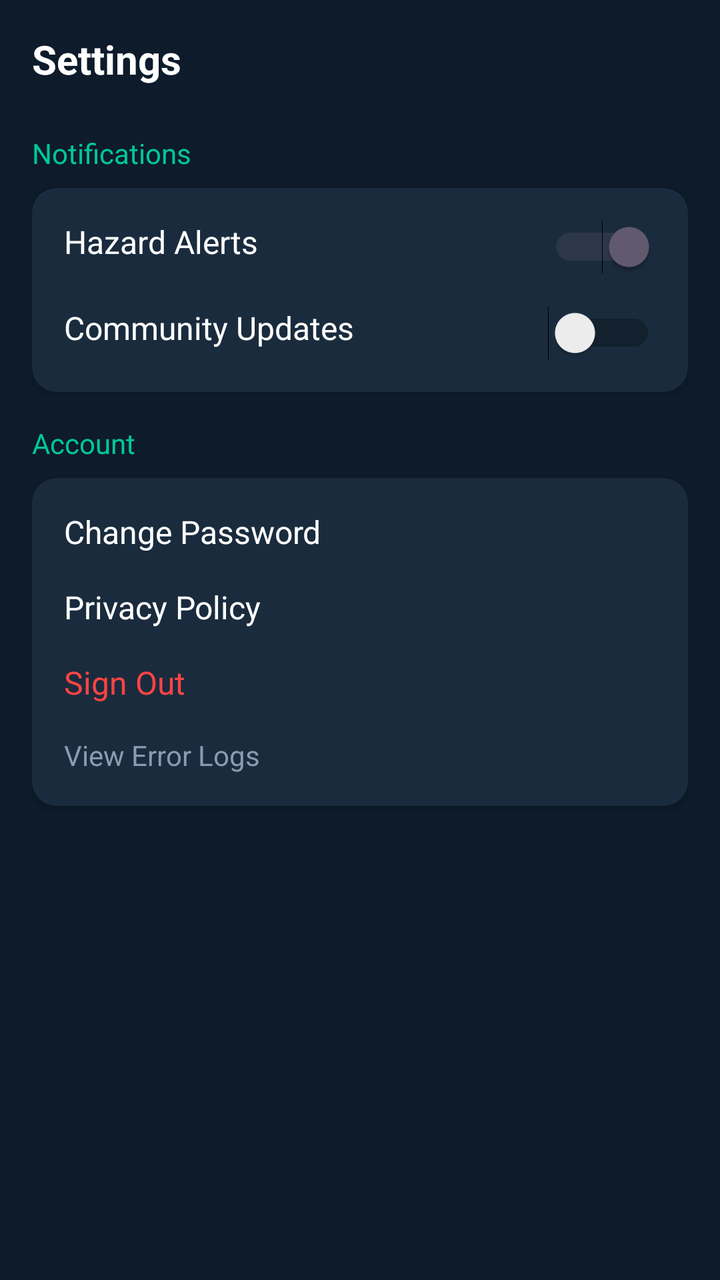
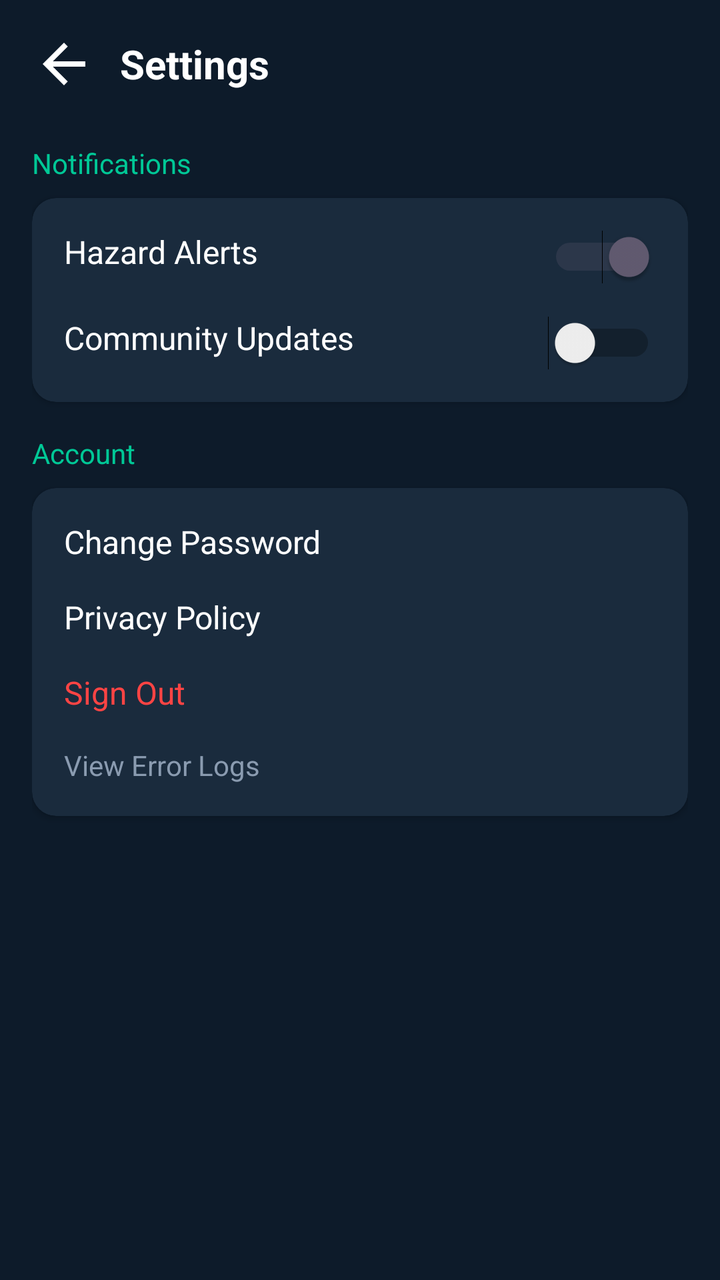

Before-and-after screenshots of an Android layout around one commit, followed by the original layout XML and the change that was made.
<!-- AndroidManifest.xml: application theme Theme.RouteGuard -->
<!-- res/layout/fragment_settings.xml -->
<?xml version="1.0" encoding="utf-8"?>
<LinearLayout
    xmlns:android="http://schemas.android.com/apk/res/android"
    android:layout_width="match_parent"
    android:layout_height="match_parent"
    android:orientation="vertical"
    android:background="@color/bg_primary"
    android:padding="16dp">

    <TextView
        android:layout_width="wrap_content"
        android:layout_height="wrap_content"
        android:text="@string/nav_settings"
        android:textColor="@color/text_primary"
        android:textSize="20sp"
        android:textStyle="bold"
        android:layout_marginBottom="24dp" />

    
    <TextView
        android:layout_width="wrap_content"
        android:layout_height="wrap_content"
        android:text="@string/notifications"
        android:textColor="@color/accent_teal"
        android:textSize="14sp"
        android:layout_marginBottom="8dp" />

    <androidx.cardview.widget.CardView
        android:layout_width="match_parent"
        android:layout_height="wrap_content"
        android:layout_marginBottom="16dp"
        xmlns:app="http://schemas.android.com/apk/res-auto"
        app:cardBackgroundColor="@color/bg_card"
        app:cardCornerRadius="12dp">

        <LinearLayout
            android:layout_width="match_parent"
            android:layout_height="wrap_content"
            android:orientation="vertical"
            android:padding="16dp">

            <RelativeLayout
                android:layout_width="match_parent"
                android:layout_height="wrap_content"
                android:layout_marginBottom="16dp">
                <TextView
                    android:layout_width="wrap_content"
                    android:layout_height="wrap_content"
                    android:text="@string/hazard_alerts"
                    android:textColor="@color/text_primary"
                    android:textSize="16sp" />
                <Switch
                    android:layout_width="wrap_content"
                    android:layout_height="wrap_content"
                    android:layout_alignParentEnd="true"
                    android:checked="true" />
            </RelativeLayout>

            <RelativeLayout
                android:layout_width="match_parent"
                android:layout_height="wrap_content">
                <TextView
                    android:layout_width="wrap_content"
                    android:layout_height="wrap_content"
                    android:text="@string/community_updates"
                    android:textColor="@color/text_primary"
                    android:textSize="16sp" />
                <Switch
                    android:layout_width="wrap_content"
                    android:layout_height="wrap_content"
                    android:layout_alignParentEnd="true"
                    android:checked="false" />
            </RelativeLayout>
        </LinearLayout>
    </androidx.cardview.widget.CardView>

    
    <TextView
        android:layout_width="wrap_content"
        android:layout_height="wrap_content"
        android:text="@string/account"
        android:textColor="@color/accent_teal"
        android:textSize="14sp"
        android:layout_marginBottom="8dp" />

    <androidx.cardview.widget.CardView
        android:layout_width="match_parent"
        android:layout_height="wrap_content"
        xmlns:app="http://schemas.android.com/apk/res-auto"
        app:cardBackgroundColor="@color/bg_card"
        app:cardCornerRadius="12dp">

        <LinearLayout
            android:layout_width="match_parent"
            android:layout_height="wrap_content"
            android:orientation="vertical"
            android:padding="16dp">

            <TextView
                android:layout_width="match_parent"
                android:layout_height="wrap_content"
                android:text="@string/change_password"
                android:textColor="@color/text_primary"
                android:textSize="16sp"
                android:paddingBottom="16dp" />

            <TextView
                android:layout_width="match_parent"
                android:layout_height="wrap_content"
                android:text="@string/privacy_policy"
                android:textColor="@color/text_primary"
                android:textSize="16sp"
                android:paddingBottom="16dp" />

            <TextView
                android:id="@+id/btnSignOut"
                android:layout_width="match_parent"
                android:layout_height="wrap_content"
                android:text="@string/sign_out"
                android:textColor="@color/danger_red"
                android:textSize="16sp"
                android:paddingBottom="16dp" />

            <TextView
                android:id="@+id/btnViewLogs"
                android:layout_width="match_parent"
                android:layout_height="wrap_content"
                android:text="View Error Logs"
                android:textColor="@color/text_secondary"
                android:textSize="14sp" />
        </LinearLayout>
    </androidx.cardview.widget.CardView>

</LinearLayout>
<!-- resources referenced by this layout -->
<resources>
  <color name="accent_teal">#00C896</color>
  <color name="bg_card">#1A2B3D</color>
  <color name="bg_primary">#0D1B2A</color>
  <color name="danger_red">#FF4444</color>
  <color name="text_primary">#FFFFFF</color>
  <color name="text_secondary">#8A9BB0</color>
  <string name="account">Account</string>
  <string name="change_password">Change Password</string>
  <string name="community_updates">Community Updates</string>
  <string name="hazard_alerts">Hazard Alerts</string>
  <string name="nav_settings">Settings</string>
  <string name="notifications">Notifications</string>
  <string name="privacy_policy">Privacy Policy</string>
  <string name="sign_out">Sign Out</string>
  <style name="Theme.RouteGuard" parent="Base.Theme.RouteGuard" />
  <style name="Base.Theme.RouteGuard" parent="Theme.Material3.DayNight.NoActionBar">
          
          
      </style>
</resources>

<!-- the commit's change to res/layout/fragment_settings.xml (unified diff, before → after) -->
@@ -7,14 +7,28 @@
     android:background="@color/bg_primary"
     android:padding="16dp">
 
-    <TextView
-        android:layout_width="wrap_content"
+    <LinearLayout
+        android:layout_width="match_parent"
         android:layout_height="wrap_content"
-        android:text="@string/nav_settings"
-        android:textColor="@color/text_primary"
-        android:textSize="20sp"
-        android:textStyle="bold"
-        android:layout_marginBottom="24dp" />
+        android:orientation="horizontal"
+        android:gravity="center_vertical"
+        android:layout_marginBottom="24dp">
+
+        <ImageView
+            android:id="@+id/btnBack"
+            android:layout_width="32dp"
+            android:layout_height="32dp"
+            android:src="@drawable/ic_back_arrow"
+            android:layout_marginEnd="12dp" />
+
+        <TextView
+            android:layout_width="wrap_content"
+            android:layout_height="wrap_content"
+            android:text="@string/nav_settings"
+            android:textColor="@color/text_primary"
+            android:textSize="20sp"
+            android:textStyle="bold" />
+    </LinearLayout>
 
     
     <TextView
<!-- resource entries referenced after the edit -->
@@ -6,6 +6,17 @@
   <color name="danger_red">#FF4444</color>
   <color name="text_primary">#FFFFFF</color>
   <color name="text_secondary">#8A9BB0</color>
+  <!-- drawable ic_back_arrow (drawable) -->
+  <vector xmlns:android="http://schemas.android.com/apk/res/android"
+      android:width="24dp"
+      android:height="24dp"
+      android:viewportWidth="24"
+      android:viewportHeight="24"
+      android:tint="#FFFFFF">
+    <path
+        android:fillColor="@android:color/white"
+        android:pathData="M20,11H7.83l5.59,-5.59L12,4l-8,8 8,8 1.41,-1.41L7.83,13H20v-2z"/>
+  </vector>
   <string name="account">Account</string>
   <string name="change_password">Change Password</string>
   <string name="community_updates">Community Updates</string>
@@ -14,10 +25,16 @@
   <string name="notifications">Notifications</string>
   <string name="privacy_policy">Privacy Policy</string>
   <string name="sign_out">Sign Out</string>
-  <style name="Theme.RouteGuard" parent="Base.Theme.RouteGuard" />
+  <style name="Theme.RouteGuard" parent="Base.Theme.RouteGuard">
+          <item name="actionOverflowMenuStyle">@style/CustomPopupMenu</item>
+      </style>
   <style name="Base.Theme.RouteGuard" parent="Theme.Material3.DayNight.NoActionBar">
           
           
       </style>
+  <style name="CustomPopupMenu" parent="Widget.AppCompat.PopupMenu">
+          <item name="android:itemBackground">@color/bg_card</item>
+          <item name="android:textColorPrimary">@color/text_primary</item>
+      </style>
 </resources>
 
